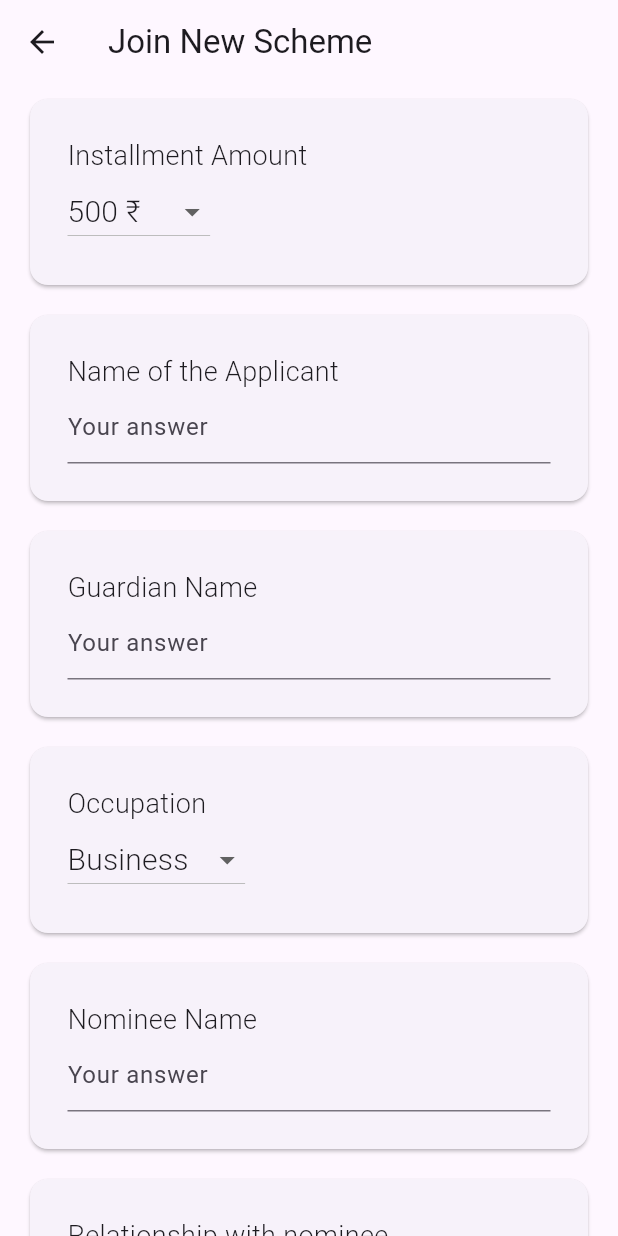
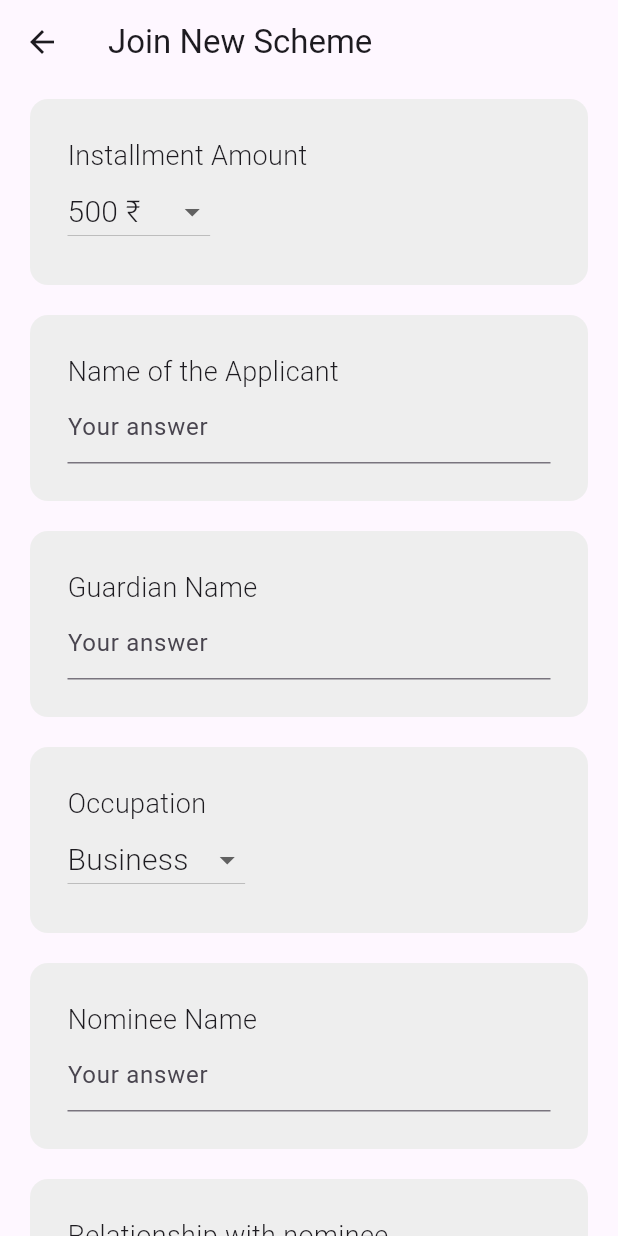
Before and after one commit to hjvnb786/hassanjewellers, a Flutter app: the NewScheme screen opened directly, on a phone screen of 412 x 824 dp. Run offline on Flutter 3.47's test engine with Material 3 defaults, Android fonts, the phone set to English and light mode, and no system bars; our stand-ins replace cloud_firestore, firebase_auth, firebase_core, webview_flutter; missing offline and left inert: ntp; accounts and stored records are empty.

Commit message:
Improved Schemes Page.

```diff
--- a/lib/Components/drop_down_field.dart
+++ b/lib/Components/drop_down_field.dart
@@ -18,6 +18,8 @@ class UserDropDownField extends StatelessWidget {
     return SizedBox(
       width: double.infinity,
       child: Card(
+        elevation: 0,
+        color: const Color(0xFFEEEEEE),
         margin: const EdgeInsets.symmetric(horizontal: 20, vertical: 10),
         child: Padding(
           padding: const EdgeInsets.all(25.0),
@@ -26,7 +28,8 @@ class UserDropDownField extends StatelessWidget {
             children: [
               Text(
                 label,
-                style: const TextStyle(fontSize: 18, fontWeight: FontWeight.w300),
+                style:
+                    const TextStyle(fontSize: 18, fontWeight: FontWeight.w300),
               ),
               DropdownButton<String>(
                 borderRadius: BorderRadius.circular(5.5),
--- a/lib/Components/user_text_input_field.dart
+++ b/lib/Components/user_text_input_field.dart
@@ -16,6 +16,8 @@ class UserTextInputField extends StatelessWidget {
   @override
   Widget build(BuildContext context) {
     return Card(
+      elevation: 0,
+      color: const Color(0xFFEEEEEE),
       margin: const EdgeInsets.symmetric(horizontal: 20, vertical: 10),
       child: Padding(
         padding: const EdgeInsets.all(25.0),
--- a/lib/Screens/account.dart
+++ b/lib/Screens/account.dart
@@ -27,7 +27,7 @@ class _AccountState extends State<Account> {
         title: const Text("Profile"),
       ),
       body: Padding(
-        padding: const EdgeInsets.symmetric(horizontal: 30),
+        padding: const EdgeInsets.symmetric(horizontal: 20),
         child: ListView(
           children: [
             AccountDetailsCard(name: widget.name, title: "Name"),
--- a/lib/Screens/new_scheme.dart
+++ b/lib/Screens/new_scheme.dart
@@ -5,6 +5,7 @@ import 'package:hassanjewellers/Components/drop_down_field.dart';
 import 'package:hassanjewellers/Components/user_text_input_field.dart';
 import 'package:hassanjewellers/Utils/Helpers/validate_fields.dart';
 import 'package:hassanjewellers/Utils/Services/firebase_service.dart';
+import 'package:hassanjewellers/Utils/UI/styles.dart';
 
 class NewScheme extends StatefulWidget {
   const NewScheme({super.key});
@@ -126,7 +127,7 @@ class _NewSchemeState extends State<NewScheme> {
                   textController: alternateMobileController,
                   validationCriteria: validateAlternativeMobile),
               Padding(
-                padding: const EdgeInsets.only(bottom: 10, right: 20, left: 20),
+                padding: const EdgeInsets.only(bottom: 20, top: 10, right: 20, left: 20),
                 child: SizedBox(
                   width: double.infinity,
                   child: ElevatedButton(
@@ -171,8 +172,7 @@ class _NewSchemeState extends State<NewScheme> {
 
                       }
                     },
-                    style: ElevatedButton.styleFrom(
-                        padding: const EdgeInsets.symmetric(vertical: 15)),
+                    style: elevatedButtonStyle(),
                     child: const Text('Submit'),
                   ),
                 ),
```
Also changed, not shown: lib/Components/scheme_item.dart (+45 -5 lines), lib/Screens/schemes.dart (+5 -2 lines).
